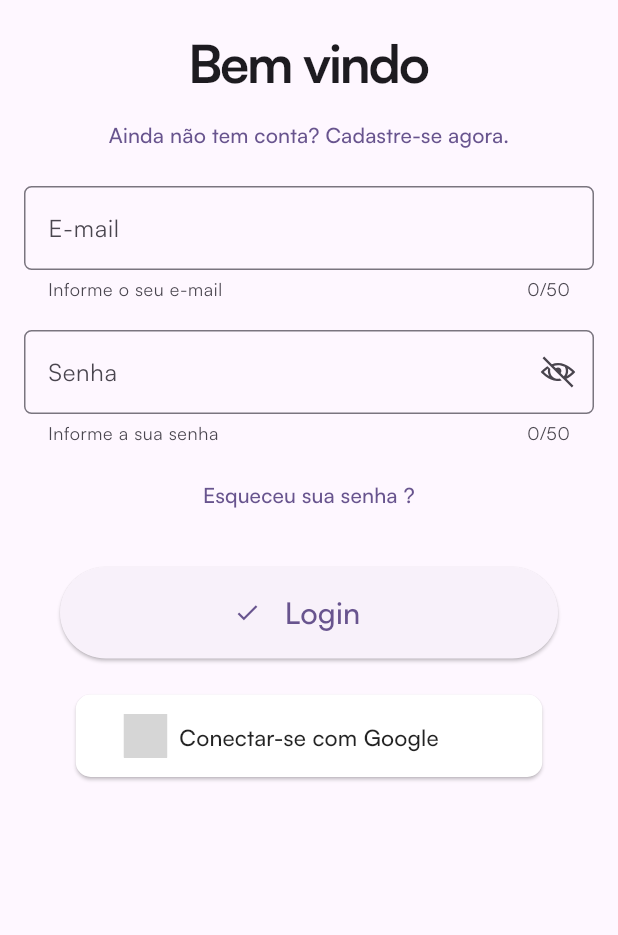
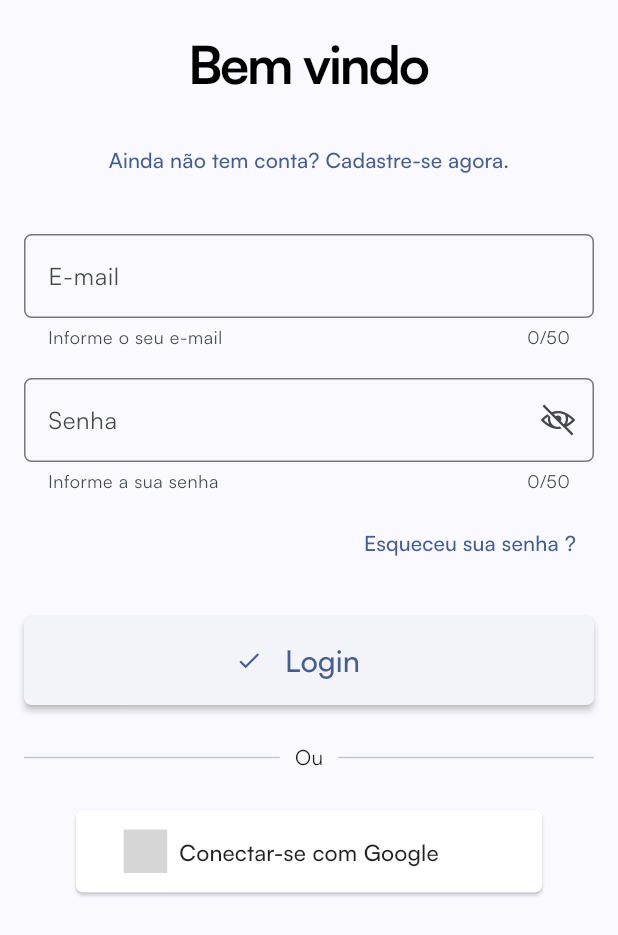
Before and after one commit to RenanFerreira0412/OrganizedYou, a Flutter app: the screen it shows after launch, on a phone screen of 412 x 824 dp. Shown: the top 935 px of the screen. Run offline on Flutter 3.47's test engine with Material 3 defaults, Android fonts, the phone set to English and light mode, and no system bars; drawn by our look-alikes of social_login_buttons; our stand-ins replace cloud_firestore, email_validator, firebase_auth, firebase_core, google_sign_in, line_icons; accounts and stored records are empty; generated files the repository leaves out were written again; grey boxes are pictures that could not be loaded.

Commit message:
Ajustes visuais na tela de autenticação

```diff
--- a/lib/components/build_task_form.dart
+++ b/lib/components/build_task_form.dart
@@ -3,6 +3,7 @@ import 'package:organized_you/components/editor.dart';
 import 'package:organized_you/controllers/task_controller.dart';
 import 'package:organized_you/models/task.dart';
 import 'package:organized_you/services/auth_service.dart';
+import 'package:organized_you/theme/app_theme.dart';
 import 'package:organized_you/utils/utils.dart';
 import 'package:organized_you/validation/validation.dart';
 
@@ -65,8 +66,14 @@ class _BuildTaskFormState extends State<BuildTaskForm> {
     return AlertDialog(
       scrollable: true,
       title: widget.isEditing
-          ? const Text('Editar Tarefa')
-          : const Text('Adicionar Tarefa'),
+          ? Text(
+              'Editar Tarefa',
+              style: AppTheme.typo.medium(20, Colors.black, 1.5, 1.5),
+            )
+          : Text(
+              'Adicionar Tarefa',
+              style: AppTheme.typo.medium(20, Colors.black, 1.5, 1.5),
+            ),
       content: SizedBox(
         width: 500,
         child: Form(
--- a/lib/theme/app_theme.dart
+++ b/lib/theme/app_theme.dart
@@ -11,7 +11,7 @@ class AppTheme {
 
   static ThemeData define() {
     return ThemeData(
-      colorScheme: ColorScheme.fromSeed(seedColor: Colors.deepPurple),
+      colorScheme: ColorScheme.fromSeed(seedColor: Colors.blueAccent),
       useMaterial3: true,
       fontFamily: "Satoshi",
       inputDecorationTheme: InputDecorationTheme(
--- a/lib/theme/typo.dart
+++ b/lib/theme/typo.dart
@@ -2,6 +2,13 @@ import 'package:flutter/material.dart';
 
 @immutable
 class AppTypo {
+  // Texto do Botão
+  final button = const TextStyle(
+      fontFamily: "Satoshi",
+      fontSize: 20,
+      fontWeight: FontWeight.w500,
+      letterSpacing: 0);
+
   // Texto preto
   TextStyle black(
           double size, Color color, double height, double letterSpacing) =>
--- a/lib/ui/auth/auth_ui.dart
+++ b/lib/ui/auth/auth_ui.dart
@@ -1,5 +1,6 @@
 import 'package:flutter/material.dart';
 import 'package:organized_you/services/auth_service.dart';
+import 'package:organized_you/theme/app_theme.dart';
 import 'package:organized_you/ui/auth/login_form.dart';
 import 'package:organized_you/ui/auth/register_form.dart';
 import 'package:organized_you/ui/auth/reset_password_form.dart';
@@ -136,40 +137,55 @@ class _AuthUIState extends State<AuthUI> {
           padding: const EdgeInsets.all(16),
           child: Center(
             child: Container(
-              constraints: const BoxConstraints(maxWidth: 500),
+              constraints: const BoxConstraints(
+                maxWidth: 500,
+              ),
               child: Column(
                 mainAxisAlignment: MainAxisAlignment.center,
                 children: [
                   Text(
                     title,
-                    style: const TextStyle(
-                      fontSize: 35,
-                      fontWeight: FontWeight.bold,
-                      letterSpacing: -1.5,
-                    ),
+                    style: AppTheme.typo.bold(35, Colors.black, 1.5, -1.5),
                   ),
                   if (!isResetPasswordForm) ...[
-                    TextButton(
+                    Padding(
+                      padding: const EdgeInsets.symmetric(vertical: 15),
+                      child: TextButton(
                         onPressed: () => setFormAction(!isLogin, false),
                         child: Text(toggleButton),
+                      ),
                     )
                   ] else ...[
-                    const Text(
-                        'Um link de recuperação de senha será enviado para o endereço de e-mail fornecido por você.')
+                    Padding(
+                      padding: const EdgeInsets.symmetric(vertical: 15),
+                      child: Text(
+                        'Um link de recuperação de senha será enviado para o endereço de e-mail fornecido por você.',
+                        textAlign: TextAlign.start,
+                        style:
+                            AppTheme.typo.regular(15, Colors.black87, 1.5, 1.5),
+                      ),
+                    )
                   ],
                   form,
                   if (isLogin) ...[
-                    TextButton(
+                    Align(
+                      alignment: Alignment.centerRight,
+                      child: TextButton(
                           onPressed: () =>
                               setFormAction(isLogin, !isResetPasswordForm),
                           child: Text(
                             toggleResetPasswordButton,
                             textAlign: TextAlign.center,
                           )),
+                    ),
                   ],
                   Padding(
-                    padding: const EdgeInsets.all(24.0),
+                    padding: const EdgeInsets.symmetric(vertical: 25),
                     child: ElevatedButton(
+                      style: ElevatedButton.styleFrom(
+                          elevation: 2,
+                          shape: RoundedRectangleBorder(
+                              borderRadius: BorderRadius.circular(5))),
                       onPressed: () {
                         if (isLogin) {
                           if (isResetPasswordForm) {
@@ -195,7 +211,7 @@ class _AuthUIState extends State<AuthUI> {
                         children: (loading)
                             ? [
                                 const Padding(
-                                  padding: EdgeInsets.all(16),
+                                  padding: EdgeInsets.all(15),
                                   child: SizedBox(
                                     width: 24,
                                     height: 24,
@@ -208,10 +224,10 @@ class _AuthUIState extends State<AuthUI> {
                             : [
                                 const Icon(Icons.check),
                                 Padding(
-                                  padding: const EdgeInsets.all(16.0),
+                                  padding: const EdgeInsets.all(15),
                                   child: Text(
                                     actionButton,
-                                    style: const TextStyle(fontSize: 20),
+                                    style: AppTheme.typo.button,
                                   ),
                                 ),
                               ],
@@ -219,9 +235,23 @@ class _AuthUIState extends State<AuthUI> {
                     ),
                   ),
                   if (!isResetPasswordForm && isLogin) ...[
+                    Padding(
+                      padding: const EdgeInsets.only(bottom: 25),
+                      child: Row(
+                        crossAxisAlignment: CrossAxisAlignment.center,
+                        children: [
+                          const Expanded(child: Divider()),
+                          Utils.addHorizontalSpace(10),
+                          const Text('Ou'),
+                          Utils.addHorizontalSpace(10),
+                          const Expanded(child: Divider()),
+                        ],
+                      ),
+                    ),
                     SocialLoginButton(
                       text: 'Conectar-se com Google',
-                      borderRadius: 10,
+                      fontSize: 15,
+                      borderRadius: 5,
                       buttonType: SocialLoginButtonType.google,
                       onPressed: () => signInWithGoogle(),
                     ),
--- a/lib/ui/main/home/home_mobile_ui.dart
+++ b/lib/ui/main/home/home_mobile_ui.dart
@@ -3,6 +3,7 @@ import 'package:organized_you/components/all_tasks.dart';
 import 'package:organized_you/components/build_task_card.dart';
 import 'package:organized_you/components/build_task_form.dart';
 import 'package:organized_you/services/auth_service.dart';
+import 'package:organized_you/theme/app_theme.dart';
 import 'package:provider/provider.dart';
 
 class HomeMobileUI extends StatefulWidget {
@@ -67,7 +68,7 @@ class _HomeMobileUIState extends State<HomeMobileUI>
               duration: const Duration(milliseconds: 300),
               curve: Curves.easeInOut);
         },
-        indicatorColor: Colors.amber,
+        indicatorColor: AppTheme.colors.yellow,
         selectedIndex: currentPageIndex,
         destinations: const <Widget>[
           NavigationDestination(
--- a/lib/widgets/cards.dart
+++ b/lib/widgets/cards.dart
@@ -99,7 +99,7 @@ class _TaskCardState extends State<TaskCard> {
   @override
   Widget build(BuildContext context) {
     return Card(
-        elevation: 4,
+        elevation: 5,
         child: Padding(
           padding: const EdgeInsets.all(16),
           child: Column(
@@ -132,9 +132,13 @@ class _TaskCardState extends State<TaskCard> {
       context: context,
       builder: (BuildContext context) {
         return AlertDialog(
-          title: const Text('Deletar Tarefa'),
-          content: const Text(
+          title: Text(
+            'Deletar Tarefa',
+            style: AppTheme.typo.medium(20, Colors.black, 1.5, 1.5),
+          ),
+          content: Text(
             'Esta ação irá deletar a sua tarefa.',
+            style: AppTheme.typo.regular(15, Colors.black, 1.5, 1.5),
           ),
           actions: <Widget>[
             TextButton(
```
Lines whose indentation alone changed are shown as unchanged.
